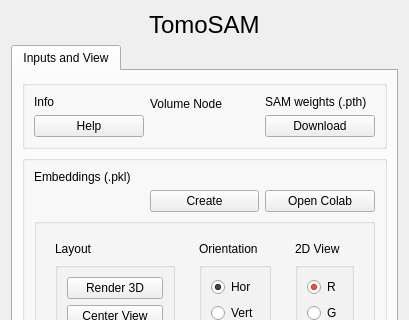
Before: the Qt Designer form TomoSAM/Resources/UI/tomosam.ui in fedesemeraro/SlicerTomoSAM, drawn with Qt 5; both pictures show x 0 to 409 and y 0 to 320 of the 409 by 1035 pixel window.
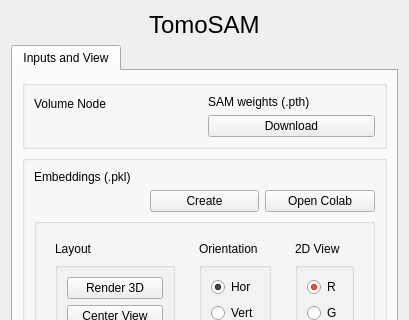
After: the same form once the commit is applied. Custom widgets are drawn as their Qt base class.

Commit message: Moved help text from button to Help & Acknoledgements

What changed in the file:
```diff
--- a/TomoSAM/Resources/UI/tomosam.ui
+++ b/TomoSAM/Resources/UI/tomosam.ui
@@ -38,27 +38,6 @@
          <item>
           <widget class="QGroupBox" name="groupBox">
            <layout class="QHBoxLayout" name="horizontalLayout_2">
-            <item>
-             <layout class="QVBoxLayout" name="verticalLayout_15">
-              <item>
-               <widget class="QLabel" name="label_8">
-                <property name="text">
-                 <string>Info</string>
-                </property>
-               </widget>
-              </item>
-              <item>
-               <widget class="QPushButton" name="pushHelp">
-                <property name="toolTip">
-                 <string>&lt;html&gt;&lt;head/&gt;&lt;body&gt;&lt;pre style=&quot; margin-top:12px; margin-bottom:12px; margin-left:0px; margin-right:0px; -qt-block-indent:0; text-indent:0px; background-color:#1e1f22;&quot;&gt;&lt;span style=&quot; font-family:'Menlo'; font-size:9.8pt; color:#6a8759;&quot;&gt;General Tips:&lt;br/&gt;- Generate .pkl using the Colab notebook or the Embeddings Create button&lt;br/&gt;- Place .tif and .pkl in same folder and make their name equivalent&lt;br/&gt;- Drag and drop .tif --&amp;gt; imports both image and embeddings&lt;br/&gt;- Once include-point added, the slice is frozen (white background)&lt;br/&gt;- Accept Mask button clears points and confirms slice segmentation&lt;br/&gt;- Add Segment button adds a new label to segmentation&lt;br/&gt;- Create Interpolation button creates masks in between created ones&lt;br/&gt;- Undo button reverts interpolation or last mask&lt;br/&gt;- Clear button clears the points and the active mask&lt;br/&gt;&lt;br/&gt;Note: SAM was trained with up to 9 points, so it is recommended to&lt;br/&gt;add up to 9 include+exclude points for optimal predictions&lt;br/&gt;&lt;br/&gt;Keyboard Shortcuts:&lt;br/&gt;- 'i': switch to include-points&lt;br/&gt;- 'e': switch to exclude-points&lt;br/&gt;- 'a': accept mask&lt;br/&gt;- 'n': new segment&lt;br/&gt;- 'c': center view&lt;br/&gt;- 'h': hide/show slice&lt;br/&gt;- 'r': render 3D view&lt;br/&gt;- 'z': undo interpolate or last mask&lt;/span&gt;&lt;/pre&gt;&lt;/body&gt;&lt;/html&gt;</string>
-                </property>
-                <property name="text">
-                 <string>Help</string>
-                </property>
-               </widget>
-              </item>
-             </layout>
-            </item>
             <item>
              <layout class="QVBoxLayout" name="verticalLayout_3">
               <item>
```
The commit also changes 3 other files.
